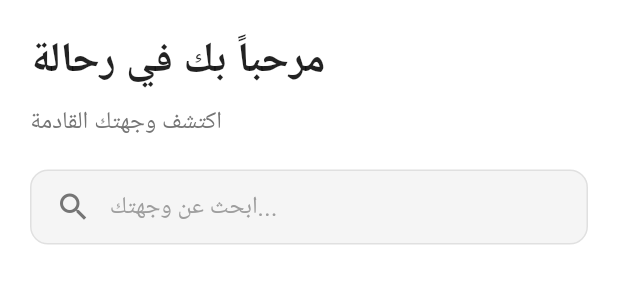
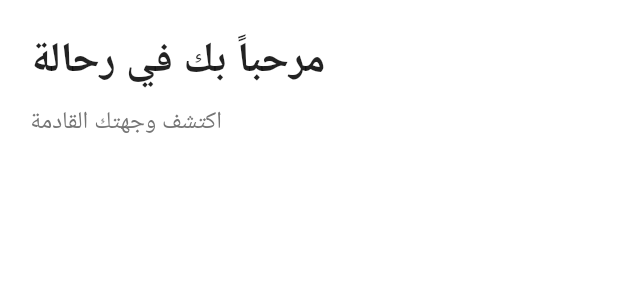
Before and after one commit to elshaarawy7/Rahhala, a Flutter app: the HomeHeader widget shown alone on an empty page, opened directly, on a phone screen of 412 x 824 dp. Shown: the top 300 px of the screen. Run offline on Flutter 3.47's test engine with Material 3 defaults, Android fonts, the phone set to English and light mode, and no system bars; our stand-ins replace gap, go_router; network calls fail.

```diff
--- a/lib/features/home/widgets/home_header.dart
+++ b/lib/features/home/widgets/home_header.dart
@@ -1,4 +1,6 @@
 import 'package:flutter/material.dart';
+import 'package:gap/gap.dart';
+import 'package:user_inter_face_2/features/shared/custem_text.dart';
 
 class HomeHeader extends StatelessWidget {
   const HomeHeader({super.key});
@@ -10,38 +12,17 @@ class HomeHeader extends StatelessWidget {
       child: Column(
         crossAxisAlignment: CrossAxisAlignment.start,
         children: [
-          const Text(
-            'مرحباً بك في رحالة',
-            style: TextStyle(
-              fontSize: 28,
-              fontWeight: FontWeight.bold,
-              color: Colors.black87,
-            ),
+          const CustemText(
+            text: 'مرحباً بك في رحالة',
+            size: 28,
+            weight: FontWeight.bold,
+            color: Colors.black87,
           ),
-          const SizedBox(height: 8),
-          Text(
-            'اكتشف وجهتك القادمة',
-            style: TextStyle(fontSize: 16, color: Colors.grey[600]),
-          ),
-          const SizedBox(height: 20),
-          // Search Bar (Decorative)
-          Container(
-            padding: const EdgeInsets.symmetric(horizontal: 16, vertical: 12),
-            decoration: BoxDecoration(
-              color: Colors.grey[100],
-              borderRadius: BorderRadius.circular(12),
-              border: Border.all(color: Colors.grey[300]!, width: 1),
-            ),
-            child: Row(
-              children: [
-                Icon(Icons.search, color: Colors.grey[600], size: 24),
-                const SizedBox(width: 12),
-                Text(
-                  'ابحث عن وجهتك...',
-                  style: TextStyle(color: Colors.grey[500], fontSize: 16),
-                ),
-              ],
-            ),
+          const Gap(8),
+          CustemText(
+            text: 'اكتشف وجهتك القادمة',
+            size: 16,
+            color: Colors.grey[600],
           ),
         ],
       ),
```
Also changed, not shown: lib/features/home/pages/home_page.dart (+9 -0 lines), lib/features/home/widgets/search_bar_widget.dart (added, +48 -0 lines).
